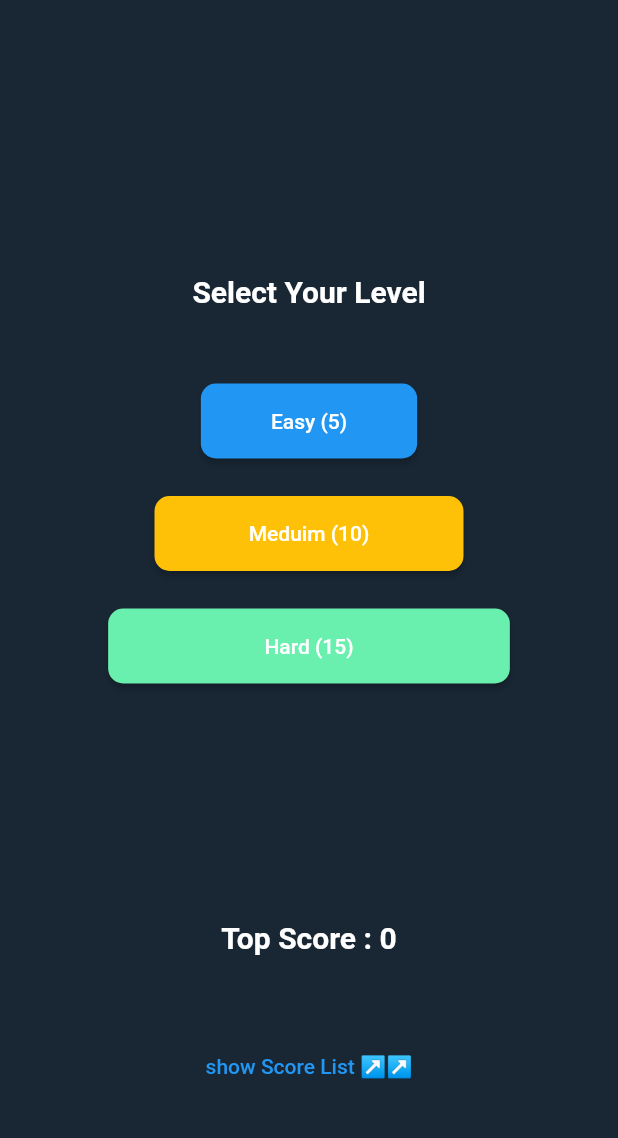
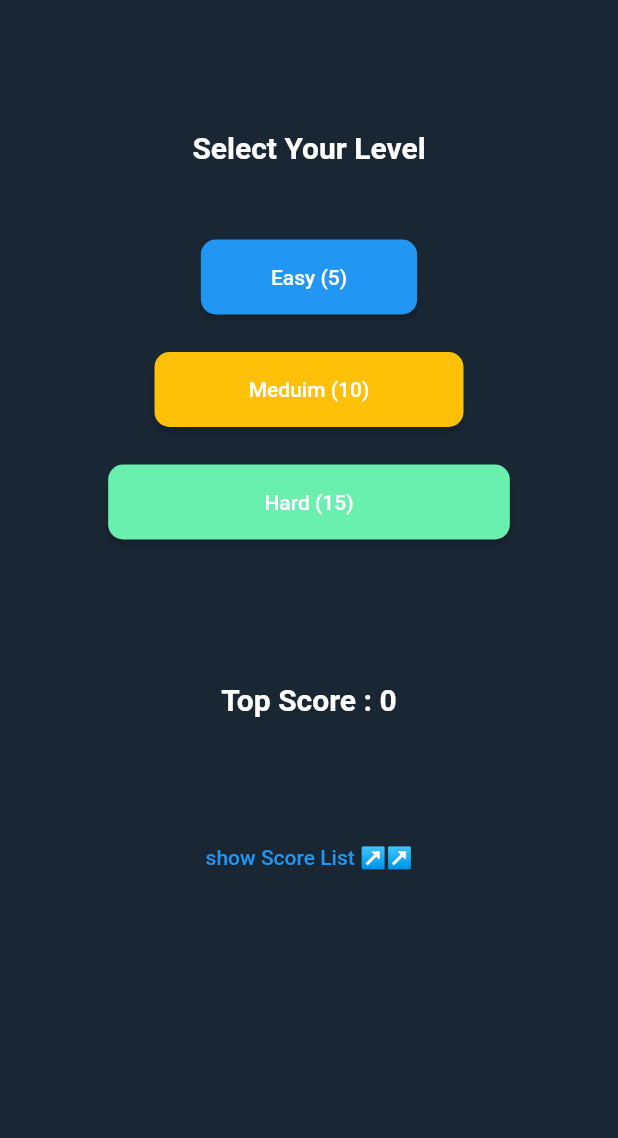
Before and after one commit to EslamFares/quizApp, a Flutter app: the screen it shows after launch, on a phone screen of 412 x 824 dp, the part 59-1197 px from its top. Run offline on Flutter 3.47's test engine with Material 2 defaults, Android fonts, the phone set to English and light mode, and no system bars; our stand-ins replace bloc, flutter_bloc, shared_preferences.

Commit message:
list view home

```diff
--- a/lib/layout/home/home_view.dart
+++ b/lib/layout/home/home_view.dart
@@ -21,12 +21,18 @@ class HomeView extends StatelessWidget {
       body: Container(
         width: w,
         height: h,
-        child: Column(
-          crossAxisAlignment: CrossAxisAlignment.center,
+        child: ListView(
+          // crossAxisAlignment: CrossAxisAlignment.center,
           children: [
-            Spacer(flex: 2),
-            Text('Select Your Level',
-                style: TextStyle(fontSize: 20.0, fontWeight: FontWeight.bold)),
+            SizedBox(height: 70),
+            Row(
+              mainAxisAlignment: MainAxisAlignment.center,
+              children: [
+                Text('Select Your Level',
+                    style:
+                        TextStyle(fontSize: 20.0, fontWeight: FontWeight.bold)),
+              ],
+            ),
             SizedBox(height: 50),
             LevelButton(
               text: 'Easy (5)',
@@ -36,10 +42,12 @@ class HomeView extends StatelessWidget {
               width: w * .35,
             ),
             LevelButton(
-                text: 'Meduim (10)',
-                onTap: () {
-                  cubit.chooseLevel(2);
-                },color: Colors.amber,),
+              text: 'Meduim (10)',
+              onTap: () {
+                cubit.chooseLevel(2);
+              },
+              color: Colors.amber,
+            ),
             LevelButton(
               text: 'Hard (15)',
               onTap: () {
@@ -48,8 +56,7 @@ class HomeView extends StatelessWidget {
               width: w * .65,
               color: Colors.greenAccent,
             ),
-            const SizedBox(height: 50),
-            Spacer(),
+            const SizedBox(height: 70),
             Row(
               mainAxisAlignment: MainAxisAlignment.center,
               children: [
@@ -59,15 +66,12 @@ class HomeView extends StatelessWidget {
                 ),
                 cubit.loading
                     ? CircularProgressIndicator()
-                    : Text(
-                        '${cubit.topScore}',
-                        style:textStyle
-                      ),
+                    : Text('${cubit.topScore}', style: textStyle),
               ],
             ),
-            const SizedBox(height: 50),
+            const SizedBox(height: 70),
             ScoresButton(scaffKey),
-            const SizedBox(height: 50),
+            const SizedBox(height: 70),
           ],
         ),
       ),
--- a/lib/layout/home/widgets/level_button.dart
+++ b/lib/layout/home/widgets/level_button.dart
@@ -12,7 +12,10 @@ class LevelButton extends StatelessWidget {
   @override
   Widget build(BuildContext context) {
     double w = MediaQuery.of(context).size.width;
-    return Container(
+    return Row(
+      mainAxisAlignment: MainAxisAlignment.center,
+      children: [
+        Container(
           width: width ?? w * .5,
           height: 50,
           margin: EdgeInsets.only(bottom: 25.0),
@@ -28,6 +31,8 @@ class LevelButton extends StatelessWidget {
                     borderRadius: BorderRadius.circular(10.0)),
                 primary: color ?? Colors.blue),
           ),
+        ),
+      ],
     );
   }
 }
--- a/lib/layout/home/widgets/scores_button.dart
+++ b/lib/layout/home/widgets/scores_button.dart
@@ -10,7 +10,7 @@ class ScoresButton extends StatelessWidget {
   @override
   Widget build(BuildContext context) {
     HomeCubit cubit = HomeCubit.get(context);
-    List<Score> reversedScore = cubit.topScoreList.reversed.toList();
+   late List<Score> reversedScore = cubit.topScoreList.reversed.toList();
     return TextButton(
         onPressed: () {
           scaffKey.currentState!.showBottomSheet((context) => Container(
```
Lines whose indentation alone changed are shown as unchanged.
